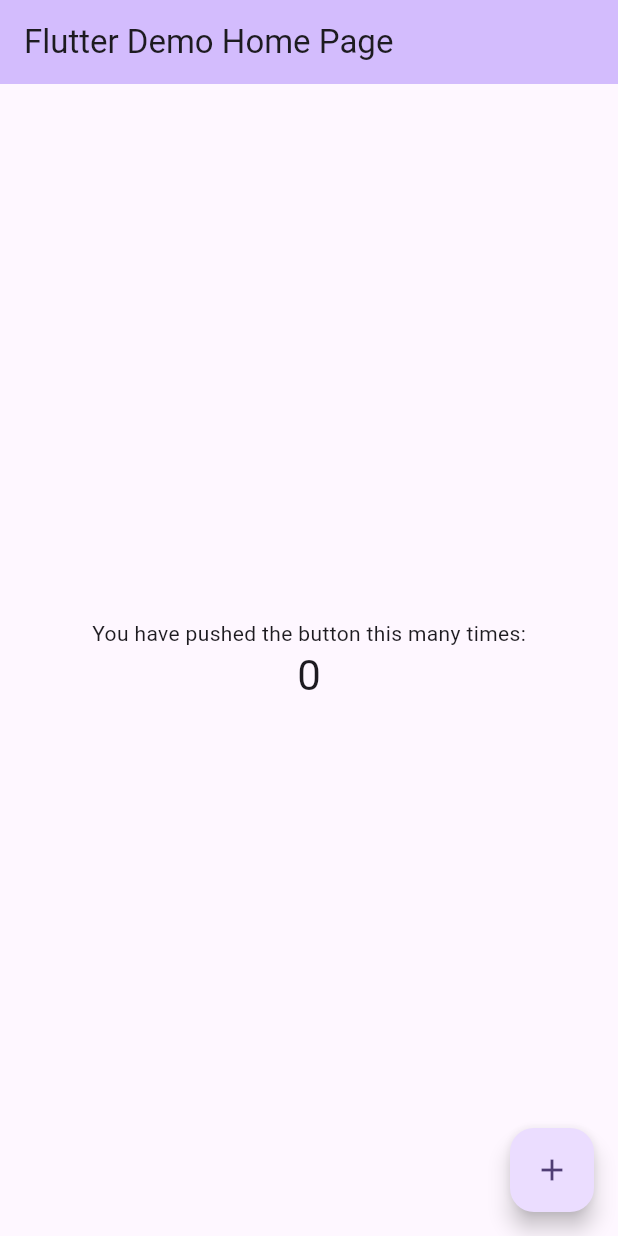
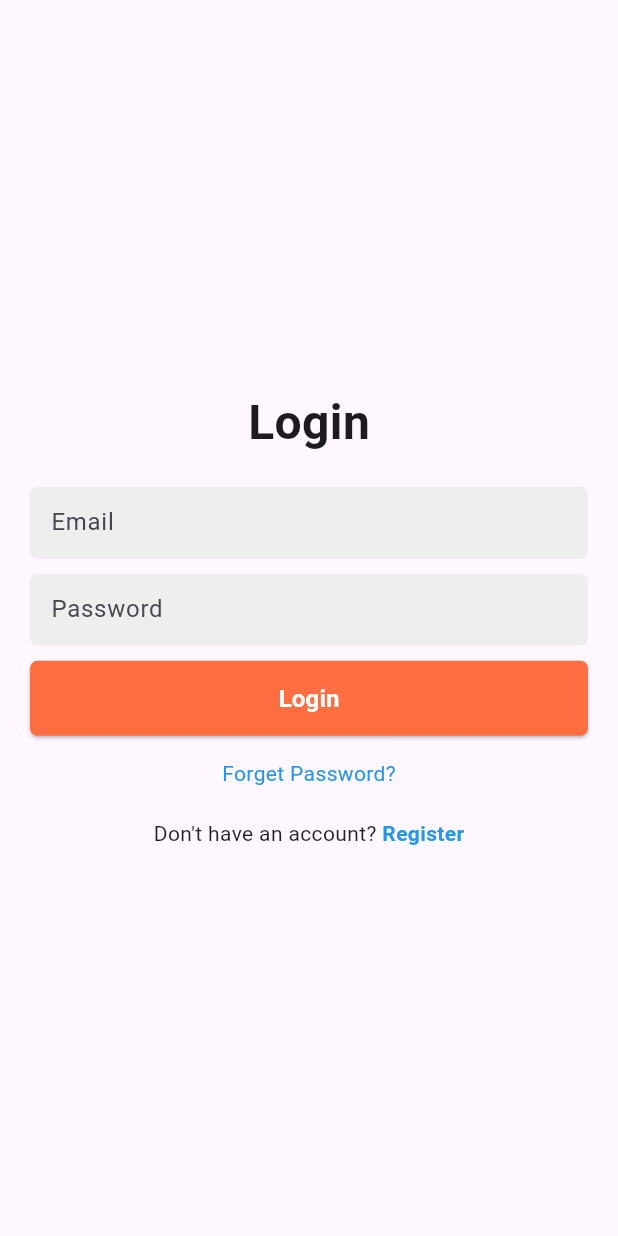
Before and after one commit to Aadharcode/Mental-Health-TN-Gov, a Flutter app: the screen it shows after launch, on a phone screen of 412 x 824 dp. Run offline on Flutter 3.47's test engine with Material 3 defaults, Android fonts, the phone set to English and light mode, and no system bars.

Commit message:
dummy login and sign up page

```diff
--- /dev/null
+++ b/frontend/lib/Pages/Login/Components/LoginForm.dart
@@ -0,0 +1,77 @@
+import 'package:flutter/material.dart';
+import '../../utils/appStyle.dart';
+import '../../utils/appColor.dart';
+import '../../utils/navigation.dart';
+
+class LoginForm extends StatelessWidget {
+  @override
+  Widget build(BuildContext context) {
+    return Column(
+      children: [
+        TextField(
+          decoration: AppStyles.inputDecoration.copyWith(hintText: 'Email'),
+        ),
+        SizedBox(height: 10),
+        TextField(
+          obscureText: true,
+          decoration: AppStyles.inputDecoration.copyWith(hintText: 'Password'),
+        ),
+        SizedBox(height: 10),
+        ElevatedButton(
+          style: ElevatedButton.styleFrom(
+            backgroundColor: AppColors.primaryColor,
+            foregroundColor: AppColors.whiteColor,
+            minimumSize: Size(double.infinity, 50),
+            shape: RoundedRectangleBorder(
+              borderRadius: BorderRadius.circular(5),
+            ),
+          ),
+          onPressed: () {
+           NavigationUtils.showComingSoonDialog(context);
+          },
+          child: Text(
+            'Login',
+            style: TextStyle(
+              fontSize: 16,
+              fontWeight: FontWeight.bold,
+            ),
+          ),
+        ),
+        SizedBox(height: 15),
+        GestureDetector(
+          onTap: () {
+           NavigationUtils.showComingSoonDialog(context);
+          },
+          child: Text(
+            'Forget Password?',
+            style: TextStyle(
+              color: AppColors.linkColor,
+            ),
+          ),
+        ),
+        SizedBox(height: 20),
+        Row(
+          mainAxisAlignment: MainAxisAlignment.center,
+          children: [
+            Text(
+              "Don't have an account? ",
+              style: TextStyle(color: AppColors.textColor),
+            ),
+            GestureDetector(
+              onTap: () {
+               Navigator.pushNamed(context, '/register');
+              },
+              child: Text(
+                'Register',
+                style: TextStyle(
+                  color: AppColors.linkColor,
+                  fontWeight: FontWeight.bold,
+                ),
+              ),
+            ),
+          ],
+        ),
+      ],
+    );
+  }
+}
--- /dev/null
+++ b/frontend/lib/Pages/Login/Login.dart
@@ -0,0 +1,29 @@
+import 'package:flutter/material.dart';
+import './Components/LoginForm.dart';
+
+class LoginScreen extends StatelessWidget {
+  @override
+  Widget build(BuildContext context) {
+    return Scaffold(
+      body: Center(
+        child: Padding(
+          padding: const EdgeInsets.all(20.0),
+          child: Column(
+            mainAxisAlignment: MainAxisAlignment.center,
+            children: [
+              Text(
+                'Login',
+                style: TextStyle(
+                  fontSize: 32,
+                  fontWeight: FontWeight.bold,
+                ),
+              ),
+              SizedBox(height: 20),
+              LoginForm(),
+            ],
+          ),
+        ),
+      ),
+    );
+  }
+}
--- /dev/null
+++ b/frontend/lib/Pages/Utils/appColor.dart
@@ -0,0 +1,8 @@
+import 'package:flutter/material.dart';
+
+class AppColors {
+  static const primaryColor = Colors.deepOrangeAccent;
+  static const whiteColor = Colors.white;
+  static const linkColor = Colors.blue;
+  static const textColor = Colors.black87;
+}
--- /dev/null
+++ b/frontend/lib/Pages/Utils/appStyle.dart
@@ -0,0 +1,13 @@
+import 'package:flutter/material.dart';
+
+class AppStyles {
+  static final inputDecoration = InputDecoration(
+    filled: true,
+    fillColor: Colors.grey[200],
+    border: OutlineInputBorder(
+      borderRadius: BorderRadius.circular(5),
+      borderSide: BorderSide.none,
+    ),
+    contentPadding: EdgeInsets.symmetric(horizontal: 10),
+  );
+}
--- a/frontend/lib/main.dart
+++ b/frontend/lib/main.dart
@@ -1,125 +1,24 @@
 import 'package:flutter/material.dart';
+import './Pages/Login/Login.dart';
+import './Pages/Register/Register.dart';
 
 void main() {
-  runApp(const MyApp());
+  runApp(MyApp());
 }
 
 class MyApp extends StatelessWidget {
-  const MyApp({super.key});
-
-  // This widget is the root of your application.
   @override
   Widget build(BuildContext context) {
     return MaterialApp(
-      title: 'Flutter Demo',
+      title: 'Flutter Login App',
       theme: ThemeData(
-        // This is the theme of your application.
-        //
-        // TRY THIS: Try running your application with "flutter run". You'll see
-        // the application has a purple toolbar. Then, without quitting the app,
-        // try changing the seedColor in the colorScheme below to Colors.green
-        // and then invoke "hot reload" (save your changes or press the "hot
-        // reload" button in a Flutter-supported IDE, or press "r" if you used
-        // the command line to start the app).
-        //
-        // Notice that the counter didn't reset back to zero; the application
-        // state is not lost during the reload. To reset the state, use hot
-        // restart instead.
-        //
-        // This works for code too, not just values: Most code changes can be
-        // tested with just a hot reload.
-        colorScheme: ColorScheme.fromSeed(seedColor: Colors.deepPurple),
-        useMaterial3: true,
+        primarySwatch: Colors.deepOrange,
       ),
-      home: const MyHomePage(title: 'Flutter Demo Home Page'),
+      home: LoginScreen(),
+      routes: {
+        '/login': (context) => LoginScreen(),
+        '/register': (context) => RegisterScreen(),
+      },
     );
   }
 }
-
-class MyHomePage extends StatefulWidget {
-  const MyHomePage({super.key, required this.title});
-
-  // This widget is the home page of your application. It is stateful, meaning
-  // that it has a State object (defined below) that contains fields that affect
-  // how it looks.
-
-  // This class is the configuration for the state. It holds the values (in this
-  // case the title) provided by the parent (in this case the App widget) and
-  // used by the build method of the State. Fields in a Widget subclass are
-  // always marked "final".
-
-  final String title;
-
-  @override
-  State<MyHomePage> createState() => _MyHomePageState();
-}
-
-class _MyHomePageState extends State<MyHomePage> {
-  int _counter = 0;
-
-  void _incrementCounter() {
-    setState(() {
-      // This call to setState tells the Flutter framework that something has
-      // changed in this State, which causes it to rerun the build method below
-      // so that the display can reflect the updated values. If we changed
-      // _counter without calling setState(), then the build method would not be
-      // called again, and so nothing would appear to happen.
-      _counter++;
-    });
-  }
-
-  @override
-  Widget build(BuildContext context) {
-    // This method is rerun every time setState is called, for instance as done
-    // by the _incrementCounter method above.
-    //
-    // The Flutter framework has been optimized to make rerunning build methods
-    // fast, so that you can just rebuild anything that needs updating rather
-    // than having to individually change instances of widgets.
-    return Scaffold(
-      appBar: AppBar(
-        // TRY THIS: Try changing the color here to a specific color (to
-        // Colors.amber, perhaps?) and trigger a hot reload to see the AppBar
-        // change color while the other colors stay the same.
-        backgroundColor: Theme.of(context).colorScheme.inversePrimary,
-        // Here we take the value from the MyHomePage object that was created by
-        // the App.build method, and use it to set our appbar title.
-        title: Text(widget.title),
-      ),
-      body: Center(
-        // Center is a layout widget. It takes a single child and positions it
-        // in the middle of the parent.
-        child: Column(
-          // Column is also a layout widget. It takes a list of children and
-          // arranges them vertically. By default, it sizes itself to fit its
-          // children horizontally, and tries to be as tall as its parent.
-          //
-          // Column has various properties to control how it sizes itself and
-          // how it positions its children. Here we use mainAxisAlignment to
-          // center the children vertically; the main axis here is the vertical
-          // axis because Columns are vertical (the cross axis would be
-          // horizontal).
-          //
-          // TRY THIS: Invoke "debug painting" (choose the "Toggle Debug Paint"
-          // action in the IDE, or press "p" in the console), to see the
-          // wireframe for each widget.
-          mainAxisAlignment: MainAxisAlignment.center,
-          children: <Widget>[
-            const Text(
-              'You have pushed the button this many times:',
-            ),
-            Text(
-              '$_counter',
-              style: Theme.of(context).textTheme.headlineMedium,
-            ),
-          ],
-        ),
-      ),
-      floatingActionButton: FloatingActionButton(
-        onPressed: _incrementCounter,
-        tooltip: 'Increment',
-        child: const Icon(Icons.add),
-      ), // This trailing comma makes auto-formatting nicer for build methods.
-    );
-  }
-}
--- a/frontend/pubspec.yaml
+++ b/frontend/pubspec.yaml
@@ -59,9 +59,8 @@ flutter:
   uses-material-design: true
 
   # To add assets to your application, add an assets section, like this:
-  # assets:
-  #   - images/a_dot_burr.jpeg
-  #   - images/a_dot_ham.jpeg
+  assets:
+    - assets/Logo/logo_TNMS.png
 
   # An image asset can refer to one or more resolution-specific "variants", see
   # https://flutter.dev/to/resolution-aware-images
```
Also changed, not shown: frontend/lib/Pages/Register/Components/TextFields.dart (added, +28 -0 lines), frontend/lib/Pages/Register/Register.dart (added, +70 -0 lines), frontend/lib/Pages/Utils/appTextStyle.dart (added, +9 -0 lines), frontend/lib/Pages/Utils/navigation.dart (added, +27 -0 lines), frontend/assets/Logo/logo_TNMS.png (added), 2 other files.
